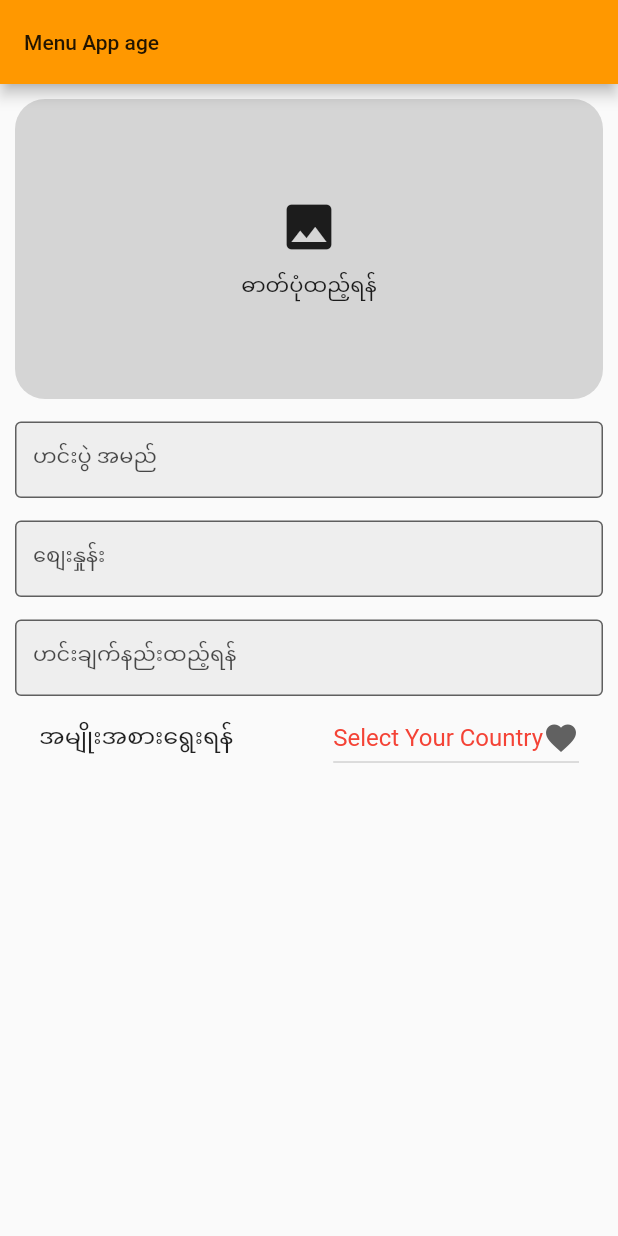
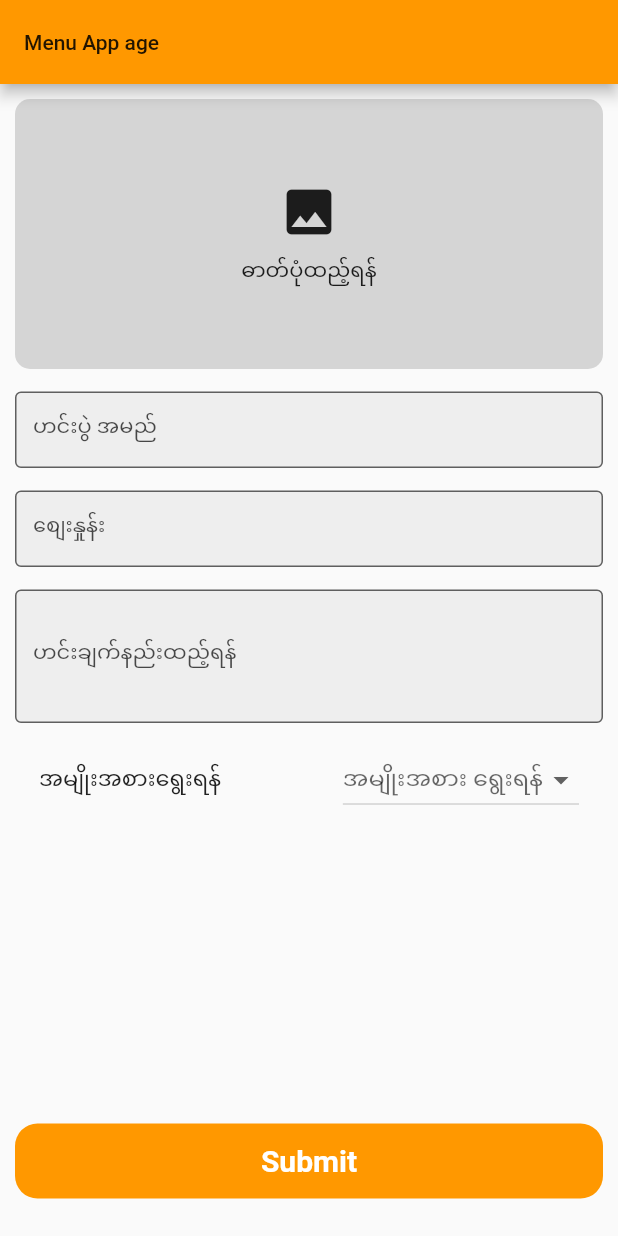
Before and after one commit to Zwelctrl/FoodburmaMenuUI, a Flutter app: the screen it shows after launch, on a phone screen of 412 x 824 dp. Run offline on Flutter 3.47's test engine with Material 2 defaults, Android fonts, the phone set to English and light mode, and no system bars; our stand-ins replace flutter_html, get; missing offline and left inert: dart:ffi.

Commit message:
menu_app

```diff
--- a/lib/pages/menu_app.dart
+++ b/lib/pages/menu_app.dart
@@ -1,5 +1,8 @@
 import 'package:flutter/material.dart';
+import 'package:food_menu_online/pages/menu_app_body.dart';
 import 'package:food_menu_online/widgets/custom_text_form_field.dart';
+import 'package:food_menu_online/widgets/menu_app_category.dart';
+import 'package:food_menu_online/widgets/menu_app_img_input.dart';
 import 'package:get/get.dart';
 
 class MenuApp extends StatefulWidget {
@@ -27,89 +30,39 @@ class _MenuAppState extends State<MenuApp> {
             ),
           ),
         ),
-      body: Padding(
-        padding: const EdgeInsets.symmetric(horizontal: 10),
-        child: Column(
-          children: [
-            SizedBox(
-              height: 10,
+        body: SingleChildScrollView(
+          padding: EdgeInsets.symmetric(horizontal: 10),
+          physics: BouncingScrollPhysics(),
+          child: Menu_App_Body(),
         ),
-            Container(
-              width: 400,
-              height: 200,
+        bottomNavigationBar: Padding(
+          padding: const EdgeInsets.all(10.0),
+          child: Container(
             decoration: BoxDecoration(
-                color: Colors.grey.withOpacity(.4),
-                borderRadius: BorderRadius.circular(20),
+              borderRadius: BorderRadius.circular(15),
+              color: Colors.orange,
             ),
-              child: SizedBox(
-                height: 150,
+            margin: EdgeInsets.only(bottom: 15),
+            height: 50,
+            child: InkWell(
+              onTap: () => print('tap on close'),
               child: Column(
                 mainAxisAlignment: MainAxisAlignment.center,
-                  children: [
-                    Icon(
-                      Icons.image,
-                      size: 40,
+                children: <Widget>[
+                  Text(
+                    'Submit',
+                    style: TextStyle(
+                        fontSize: 20,
+                        fontWeight: FontWeight.bold,
+                        color: Colors.white),
                   ),
-                    SizedBox(height: 10),
-                    Text("ဓာတ်ပုံထည့်ရန်")
                 ],
               ),
             ),
           ),
-            SizedBox(height: 15),
-            textformfield("ဟင်းပွဲ အမည် "),
-            SizedBox(height: 15),
-            textformfield("စျေးနှုန်း "),
-            SizedBox(
-              height: 15,
-            ),
-            textformfield("ဟင်းချက်နည်းထည့်ရန်"),
-            ListTile(
-              title: Text("အမျိုးအစားရွေးရန်"),
-              trailing: DropdownButton(
-            borderRadius: BorderRadius.circular(30),
-            dropdownColor: Colors.lime,
-            menuMaxHeight: 300,
-            isDense: false,
-            icon: Icon(Icons.favorite),
-            hint: Text(
-              'Select Your Country',
-              style: TextStyle(
-                color: Colors.red,
-              ),
-            ),
-            value: val,
-            items: [
-              DropdownMenuItem(
-                onTap: () {
-                  print('On Tap');
-                },
-                enabled: true,
-                child: Text('A Country'),
-                value: 'a',
-              ),
-              DropdownMenuItem(
-                enabled: false,
-                child: Text('B Country'),
-                value: 'b',
-              ),
-              DropdownMenuItem(
-                child: Text('C Country'),
-                value: 'c',
-              ),
-            ],
-            onChanged: (String? e) {
-              val = e!;
-              setState(() {});
-            }),
-            )
-          ],
-        ),
-      ),
-    );
+        ));
   }
 
-  String? val;
   // List<DropdownMenuItem<String>> DropDownMenuItemsList =
 
   List<String> menuItems = [
--- /dev/null
+++ b/lib/pages/menu_app_body.dart
@@ -0,0 +1,47 @@
+import 'package:flutter/material.dart';
+import 'package:food_menu_online/widgets/custom_text_form_field.dart';
+import 'package:food_menu_online/widgets/menu_app_category.dart';
+import 'package:food_menu_online/widgets/menu_app_img_input.dart';
+
+class Menu_App_Body extends StatefulWidget {
+  Menu_App_Body({Key? key}) : super(key: key);
+
+  @override
+  State<Menu_App_Body> createState() => _Menu_App_BodyState();
+}
+
+class _Menu_App_BodyState extends State<Menu_App_Body> {
+  @override
+  Widget build(BuildContext context) {
+    return Column(
+      children: [
+        SizedBox(
+          height: 10,
+        ),
+        MenuAppBottomSheet(),
+        SizedBox(height: 15),
+        textformfield("ဟင်းပွဲ အမည် "),
+        SizedBox(height: 15),
+        textformfield("စျေးနှုန်း ", type: TextInputType.phone, suffix: "MMK"),
+        SizedBox(
+          height: 15,
+        ),
+        textformfield("ဟင်းချက်နည်းထည့်ရန်", maxlines: 3),
+        SizedBox(
+          height: 10,
+        ),
+        ListTile(
+          title: Text(
+            "အမျိုးအစားရွေးရန်",
+            style: TextStyle(fontSize: 15),
+          ),
+          trailing: MenuAppDropDown(),
+        ),
+        SizedBox(
+          height: 15,
+        ),
+
+      ],
+    );
+  }
+}
--- a/lib/widgets/custom_text_form_field.dart
+++ b/lib/widgets/custom_text_form_field.dart
@@ -1,10 +1,17 @@
 import 'package:flutter/material.dart';
 
-Widget textformfield(String textToUse, {TextInputType? type, int? maxlines}) {
+Widget textformfield(String textToUse,
+    {TextInputType? type, int? maxlines, String? suffix}) {
   return TextFormField(
     maxLines: maxlines,
     keyboardType: type,
     decoration: InputDecoration(
+      suffix: suffix == null
+          ? null
+          : Text(
+              "$suffix",
+              style: TextStyle(color: Colors.green),
+            ),
       isDense: true,
       filled: true,
       fillColor: Colors.grey.shade200,
@@ -12,6 +19,7 @@ Widget textformfield(String textToUse, {TextInputType? type, int? maxlines}) {
       focusedBorder:
           OutlineInputBorder(borderSide: BorderSide(color: Colors.black)),
       labelText: textToUse,
+
       labelStyle: TextStyle(
         color: Colors.black.withOpacity(0.7),
         fontSize: 14,
--- /dev/null
+++ b/lib/widgets/menu_app_category.dart
@@ -0,0 +1,39 @@
+import 'package:flutter/material.dart';
+
+class MenuAppDropDown extends StatefulWidget {
+  MenuAppDropDown({Key? key}) : super(key: key);
+
+  @override
+  State<MenuAppDropDown> createState() => _MenuAppDropDownState();
+}
+
+class _MenuAppDropDownState extends State<MenuAppDropDown> {
+  String? val;
+
+  @override
+  Widget build(BuildContext context) {
+    return DropdownButton<String>(
+        menuMaxHeight: 300,
+        isDense: false,
+        hint: Text(
+          'အမျိုးအစား ရွေးရန်',
+        ),
+        value: val,
+        items: menuItems
+            .map((value) => DropdownMenuItem(value: value, child: Text(value)))
+            .toList(),
+        onChanged: (e) {
+          setState(() {
+            val = e!;
+          });
+        });
+  }
+
+  List<String> menuItems = [
+    'Chinese Food',
+    'Asian Food',
+    'Dessert',
+    'Drinks',
+    'Western Food'
+  ];
+}
--- /dev/null
+++ b/lib/widgets/menu_app_img_input.dart
@@ -0,0 +1,81 @@
+import 'dart:ffi';
+
+import 'package:flutter/material.dart';
+import 'package:get/get.dart';
+
+class MenuAppBottomSheet extends StatelessWidget {
+  const MenuAppBottomSheet({Key? key}) : super(key: key);
+
+  @override
+  Widget build(BuildContext context) {
+    return InkWell(
+      onTap: () {
+        FocusManager.instance.primaryFocus?.unfocus();
+        showModalBottomSheet(
+            // elevation: 10,
+            context: context,
+            shape: RoundedRectangleBorder(),
+            builder: (context) => Container(
+                  decoration: BoxDecoration(color: Colors.white),
+                  width: double.infinity,
+                  height: 100,
+                  child: Column(
+                    mainAxisAlignment: MainAxisAlignment.center,
+                    children: [
+                      Row(
+                        mainAxisAlignment: MainAxisAlignment.spaceEvenly,
+                        children: [
+                          Column(
+                            children: [
+                              Icon(
+                                Icons.camera,
+                                size: 20,
+                              ),
+                              SizedBox(height: 10),
+                              Text("Capture Now")
+                            ],
+                          ),
+                          Column(
+                            children: [
+                              Icon(
+                                Icons.image,
+                                size: 20,
+                              ),
+                              SizedBox(height: 10),
+                              Text("Gallery")
+                            ],
+                          )
+                        ],
+                      ),
+                      SizedBox(
+                        height: 10,
+                      )
+                    ],
+                  ),
+                ));
+      },
+      child: Container(
+        width: 400,
+        height: 180,
+        decoration: BoxDecoration(
+          color: Colors.grey.withOpacity(.4),
+          borderRadius: BorderRadius.circular(10),
+        ),
+        child: SizedBox(
+          height: 150,
+          child: Column(
+            mainAxisAlignment: MainAxisAlignment.center,
+            children: [
+              Icon(
+                Icons.image,
+                size: 40,
+              ),
+              SizedBox(height: 10),
+              Text("ဓာတ်ပုံထည့်ရန်")
+            ],
+          ),
+        ),
+      ),
+    );
+  }
+}
--- a/pubspec.yaml
+++ b/pubspec.yaml
@@ -36,6 +36,7 @@ dependencies:
   # Use with the CupertinoIcons class for iOS style icons.
   cupertino_icons: ^1.0.2
   flutter_html: ^2.2.1
+  flutter_vector_icons: ^1.0.0
 
 dev_dependencies:
   flutter_test:
```
Also changed, not shown: pubspec.lock. Lines whose indentation alone changed are shown as unchanged.
